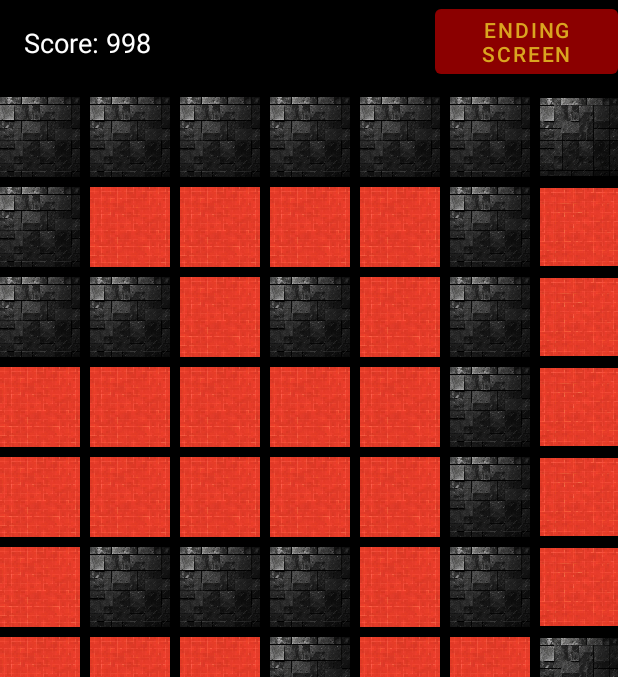
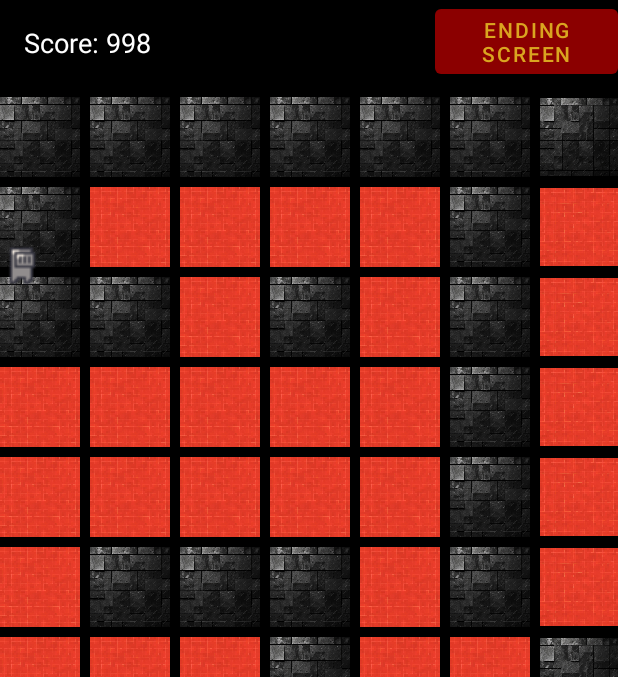
Before and after one commit to phunggnguyenn/CS2340A_Team45, an Android app: the RoomTwo screen opened directly, with no data from a screen before it, after a tap on "ROOM 3", on a phone screen of 412 x 824 dp, the part 84-761 px from its top. Run offline under Robolectric (Android 15) with nearby library versions, the phone set to English and light mode, and no system bars; 2 statements that could not run were skipped.

Commit message:
"Added modelView for rooms"

```diff
--- /dev/null
+++ b/AndroidStudio_Template/app/src/main/java/com/example/viewmodels/RoomThreeViewModel.java
@@ -0,0 +1,23 @@
+package com.example.viewmodels;
+
+import com.example.model.Player;
+
+public class RoomThreeViewModel {
+    private int score;
+    private Player player;
+
+    public RoomThreeViewModel(Player player, int score) {
+        this.score = score;
+        this.player = player;
+    }
+    public int getScore() {
+        return score;
+    }
+
+    public void updateScore(int change) {
+        score += change;
+        if (score < 0) {
+            score = 0; // Ensure the score doesn't go below 0
+        }
+    }
+}
--- /dev/null
+++ b/AndroidStudio_Template/app/src/main/java/com/example/viewmodels/RoomTwoViewModel.java
@@ -0,0 +1,22 @@
+package com.example.viewmodels;
+
+import com.example.model.Player;
+public class RoomTwoViewModel {
+    private int score;
+    private Player player;
+
+    public RoomTwoViewModel(Player player, int score) {
+        this.score = score;
+        this.player = player;
+    }
+    public int getScore() {
+        return score;
+    }
+
+    public void updateScore(int change) {
+        score += change;
+        if (score < 0) {
+            score = 0; // Ensure the score doesn't go below 0
+        }
+    }
+}
--- a/AndroidStudio_Template/app/src/main/java/com/example/views/RoomOne.java
+++ b/AndroidStudio_Template/app/src/main/java/com/example/views/RoomOne.java
@@ -15,20 +15,14 @@ import android.widget.TextView;
 
 import com.example.model.Player;
 import com.example.demo_2340.R;
+import com.example.viewmodels.RoomOneViewModel;
 
 public class RoomOne extends AppCompatActivity {
+    private RoomOneViewModel viewModel;
     // Initial Score and Handler
-    private int score = 1000;
+    private Player player;
     private TextView scoreTextView;
-    private Handler handler = new Handler();
-    private Player player;
-    private Runnable scoreUpdater = new Runnable() {
-        @Override
-        public void run() {
-            updateScore(-1);
-            handler.postDelayed(this,1000);
-        }
-    };
+    private Handler handler;
 
     @Override
     protected void onCreate(Bundle savedInstanceState) {
@@ -41,6 +35,7 @@ public class RoomOne extends AppCompatActivity {
         TextView healthPointsTextView = findViewById(R.id.healthPointsTextView);
         playerNameTextView.setText("Player Name: " + player.getPlayerName());
         healthPointsTextView.setText("Health Points: " + player.getHealthPoints());
+        viewModel = new RoomOneViewModel(player);
         // tile dimensions
         int tileWidth = 80;
         int tileHeight = 80;
@@ -90,7 +85,15 @@ public class RoomOne extends AppCompatActivity {
         scoreTextView = findViewById(R.id.scoreTextView);
 
         // Start updating the score
-        handler.postDelayed(scoreUpdater, 1000);
+        handler = new Handler();
+        handler.postDelayed(new Runnable() {
+            @Override
+            public void run() {
+                viewModel.updateScore(-1);
+                scoreTextView.setText("Score: " + viewModel.getScore());
+                handler.postDelayed(this, 1000);
+            }
+        }, 1000);
         room2btn.setOnClickListener(new View.OnClickListener() {
             @Override
             public void onClick(View v) {
@@ -101,19 +104,15 @@ public class RoomOne extends AppCompatActivity {
     private void startRoom2Activity(Player player) {
         Intent room2Intent = new Intent(this, RoomTwo.class);
         room2Intent.putExtra("player", player);
-        room2Intent.putExtra("score", score);
+        room2Intent.putExtra("score", viewModel.getScore());
         startActivity(room2Intent);
         finish(); // Finish the room1 activity
     }
+
     public void updateScore(int change) {
-        score += change;
-        if (score < 0) {
-            score = 0; // Ensure the score doesn't go below 0
-        }
-        // Update the TextView to display the updated score
-        scoreTextView.setText("Score: " + score);
+        viewModel.getScore();
     }
     public int getScore() {
-        return score;
+        return viewModel.getScore();
     }
 }
--- a/AndroidStudio_Template/app/src/main/java/com/example/views/RoomThree.java
+++ b/AndroidStudio_Template/app/src/main/java/com/example/views/RoomThree.java
@@ -14,34 +14,29 @@ import android.widget.RelativeLayout;
 import android.widget.TextView;
 
 import com.example.demo_2340.R;
-import com.example.views.GameEndActivity;
+import com.example.viewmodels.RoomThreeViewModel;
+import com.example.model.Player;
+import com.example.viewmodels.RoomTwoViewModel;
 
 public class RoomThree extends AppCompatActivity {
-    private int score;
+    private Player player;
+    private RoomThreeViewModel viewModel;
     private TextView scoreTextView;
     private Handler handler = new Handler();
-    private Runnable scoreUpdater = new Runnable() {
-        @Override
-        public void run() {
-            updateScore(-1);
-            handler.postDelayed(this,1000);
-        }
-    };
 
     @Override
     protected void onCreate(Bundle savedInstanceState) {
         super.onCreate(savedInstanceState);
         setContentView(R.layout.activity_room3);
 
-        Intent scoreIntent = getIntent();
-        score = scoreIntent.getIntExtra("score", 1000);
+        Intent receiverIntent = getIntent();
+        int score = receiverIntent.getIntExtra("score", 1000);
+        player = (Player) receiverIntent.getSerializableExtra("player");
         scoreTextView = findViewById(R.id.scoreTextView);
         scoreTextView.setText("Score: " + score);
 
         RelativeLayout room3Layout = findViewById(R.id.room3Layout);
-        Intent receiverIntent = getIntent();
-        String playerName = receiverIntent.getStringExtra("playerName");
-        Double receivedDifficulty = receiverIntent.getDoubleExtra("difficulty", 0.75);
+        viewModel = new RoomThreeViewModel(player, score);
         // tile dimensions
         int tileWidth = 80;
         int tileHeight = 80;
@@ -84,29 +79,40 @@ public class RoomThree extends AppCompatActivity {
                 room3Layout.addView(tilesImageView, redTilesParams);
             }
         }
+        ImageView avatarImageView = findViewById(R.id.imageAvatar);
+        avatarImageView.setImageResource(player.getAvatarId());
+        // Start updating the score
+        handler = new Handler();
+        handler.postDelayed(new Runnable() {
+            @Override
+            public void run() {
+                viewModel.updateScore(-1);
+                scoreTextView.setText("Score: " + viewModel.getScore());
+                handler.postDelayed(this, 1000);
+            }
+        }, 1000);
+
         Button ending = findViewById(R.id.endingscreen);
-        handler.postDelayed(scoreUpdater, 1000);
+        // Start updating the score
         ending.setOnClickListener(new View.OnClickListener() {
             @Override
             public void onClick(View v) {
-                startGameEndActivity(playerName, receivedDifficulty);
+                startGameEndActivity(player);
             }
         });
     }
-    private void startGameEndActivity(String playerName, double receivedDifficulty) {
+
+    private void startGameEndActivity(Player player) {
         Intent endIntent = new Intent(this, GameEndActivity.class);
-        endIntent.putExtra("playerName", playerName);
-        endIntent.putExtra("difficulty", receivedDifficulty);
-        endIntent.putExtra("score", score);
+        endIntent.putExtra("player", player);
+        endIntent.putExtra("score", viewModel.getScore());
         startActivity(endIntent);
         finish(); // Finish the room3 activity
     }
-    private void updateScore(int change) {
-        score += change;
-        if (score < 0) {
-            score = 0; // Ensure the score doesn't go below 0
-        }
-        // Update the TextView to display the updated score
-        scoreTextView.setText("Score: " + score);
+    public void updateScore(int change) {
+        viewModel.getScore();
+    }
+    public int getScore() {
+        return viewModel.getScore();
     }
 }
--- a/AndroidStudio_Template/app/src/main/java/com/example/views/RoomTwo.java
+++ b/AndroidStudio_Template/app/src/main/java/com/example/views/RoomTwo.java
@@ -14,33 +14,28 @@ import android.widget.RelativeLayout;
 import android.widget.TextView;
 
 import com.example.demo_2340.R;
+import com.example.viewmodels.RoomTwoViewModel;
+import com.example.model.Player;
 
 public class RoomTwo extends AppCompatActivity {
-    private int score;
+    private Player player;
+    private RoomTwoViewModel viewModel;
     private TextView scoreTextView;
     private Handler handler = new Handler();
-    private Runnable scoreUpdater = new Runnable() {
-        @Override
-        public void run() {
-            updateScore(-1);
-            handler.postDelayed(this,1000);
-        }
-    };
 
     @Override
     protected void onCreate(Bundle savedInstanceState) {
         super.onCreate(savedInstanceState);
         setContentView(R.layout.activity_room2);
         // Retrieve the score value from the Intent
-        Intent scoreIntent = getIntent();
-        score = scoreIntent.getIntExtra("score", 1000);
+        Intent receiverIntent = getIntent();
+        int score = receiverIntent.getIntExtra("score", 1000);
+        player = (Player) receiverIntent.getSerializableExtra("player");
         scoreTextView = findViewById(R.id.scoreTextView);
         scoreTextView.setText("Score: " + score);
-
         RelativeLayout room2Layout = findViewById(R.id.room2Layout);
-        Intent receiverIntent = getIntent();
-        String playerName = receiverIntent.getStringExtra("playerName");
-        Double receivedDifficulty = receiverIntent.getDoubleExtra("difficulty", 0.75);
+        Player player = (Player) receiverIntent.getSerializableExtra("player");
+        viewModel = new RoomTwoViewModel(player, score);
         // tile dimensions
         int tileWidth = 80;
         int tileHeight = 80;
@@ -82,33 +77,40 @@ public class RoomTwo extends AppCompatActivity {
                 room2Layout.addView(tilesImageView, redTilesParams);
             }
         }
+        ImageView avatarImageView = findViewById(R.id.imageAvatar);
+        avatarImageView.setImageResource(player.getAvatarId());
+        // Start updating the score
+        handler = new Handler();
+        handler.postDelayed(new Runnable() {
+            @Override
+            public void run() {
+                viewModel.updateScore(-1);
+                scoreTextView.setText("Score: " + viewModel.getScore());
+                handler.postDelayed(this, 1000);
+            }
+        }, 1000);
+
         Button room3btn = findViewById(R.id.room3btn);
         // Start updating the score
-        handler.postDelayed(scoreUpdater, 1000);
         room3btn.setOnClickListener(new View.OnClickListener() {
             @Override
             public void onClick(View v) {
-                startRoom3Activity(playerName, receivedDifficulty);
+                startRoom3Activity(player);
             }
         });
     }
-    private void startRoom3Activity(String playerName, double receivedDifficulty) {
+    private void startRoom3Activity(Player player) {
         Intent room3Intent = new Intent(this, RoomThree.class);
-        room3Intent.putExtra("playerName", playerName);
-        room3Intent.putExtra("difficulty", receivedDifficulty);
-        room3Intent.putExtra("score", score);
+        room3Intent.putExtra("player", player);
+        room3Intent.putExtra("score", viewModel.getScore());
         startActivity(room3Intent);
         finish(); // Finish the room2 activity
     }
-    private void updateScore(int change) {
-        score += change;
-        if (score < 0) {
-            score = 0; // Ensure the score doesn't go below 0
-        }
-        // Update the TextView to display the updated score
-        scoreTextView.setText("Score: " + score);
+    public void updateScore(int change) {
+        viewModel.getScore();
     }
     public int getScore() {
-        return score;
+        return viewModel.getScore();
     }
+
 }
--- a/AndroidStudio_Template/app/src/main/res/layout/activity_room3.xml
+++ b/AndroidStudio_Template/app/src/main/res/layout/activity_room3.xml
@@ -27,6 +27,13 @@
             android:layout_centerInParent="true"
             android:layout_marginTop="130dp"
             android:background="#000000">
+            <ImageView
+                android:id="@+id/imageAvatar"
+                android:layout_width="30dp"
+                android:layout_height="30dp"
+                android:layout_marginTop="97dp"
+                android:src="@drawable/avatar3"
+                android:elevation="10dp"/>
 
 
         </RelativeLayout>
```
Also changed, not shown: AndroidStudio_Template/app/src/main/java/com/example/viewmodels/RoomOneViewModel.java (added, +22 -0 lines), AndroidStudio_Template/app/src/main/res/layout/activity_room2.xml (+7 -0 lines).
